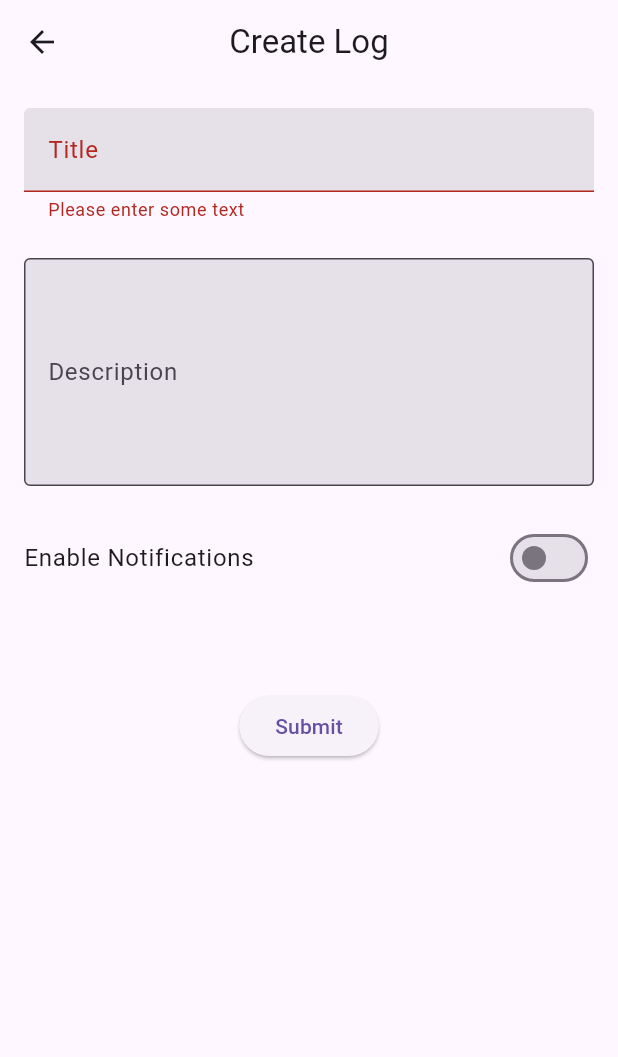
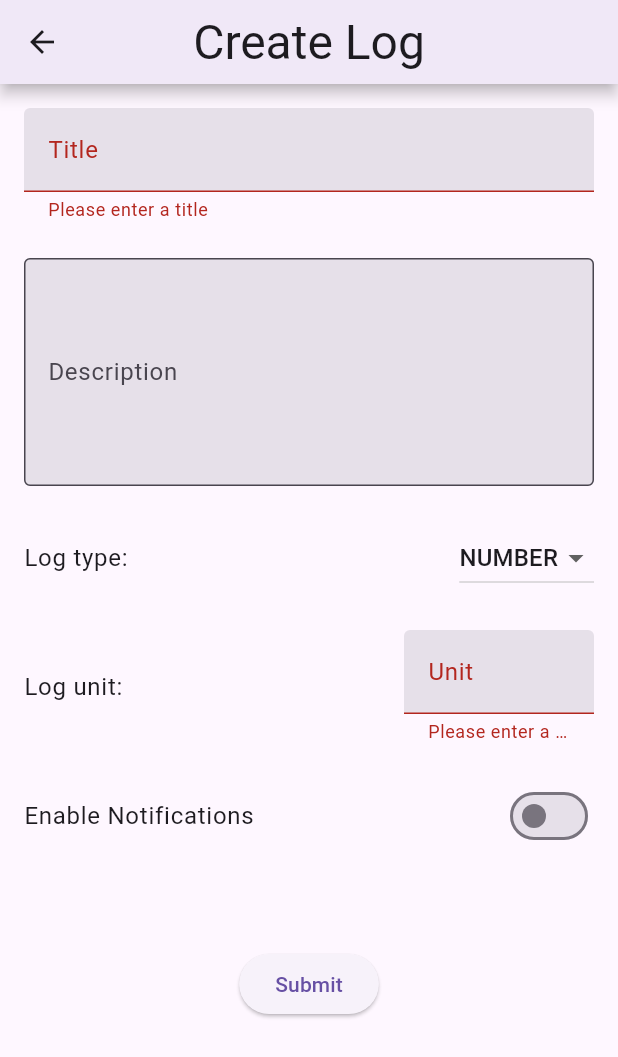
Before and after one commit to NateWright/log_it, a Flutter app: the LogCreateFormPage screen opened by its route, after a tap on "Submit", on a phone screen of 412 x 824 dp. Shown: the top 1057 px of the screen. Run offline on Flutter 3.47's test engine with Material 3 defaults, Android fonts, the phone set to English and light mode, and no system bars; generated files the repository leaves out were written again.

Commit message:
Added fields for datatype and unit

```diff
--- a/lib/src/log_feature/CreateForm/log_create_form.dart
+++ b/lib/src/log_feature/CreateForm/log_create_form.dart
@@ -14,10 +14,17 @@ class LogCreateFormPage extends StatelessWidget {
 
   @override
   Widget build(BuildContext context) {
+    final theme = Theme.of(context);
     return Scaffold(
       appBar: AppBar(
-        title: const Text('Create Log'),
+        elevation: 4,
+        shadowColor: theme.shadowColor,
+        title: Text(
+          'Create Log',
+          style: theme.textTheme.headlineLarge,
+        ),
         centerTitle: true,
+        // actions: [],
       ),
       body: const LogCreateForm(),
     );
@@ -59,6 +66,7 @@ class LogCreateFormState extends State<LogCreateForm> {
 
   @override
   Widget build(BuildContext context) {
+    final theme = Theme.of(context);
     // Build a Form widget using the _formKey created above.
     return Form(
       key: _formKey,
@@ -84,7 +92,7 @@ class LogCreateFormState extends State<LogCreateForm> {
                         // The validator receives the text that the user has entered.
                         validator: (value) {
                           if (value == null || value.isEmpty) {
-                            return 'Please enter some text';
+                            return 'Please enter a title';
                           }
                           return null;
                         },
@@ -112,8 +120,80 @@ class LogCreateFormState extends State<LogCreateForm> {
                         mainAxisAlignment: MainAxisAlignment.spaceBetween,
                         crossAxisAlignment: CrossAxisAlignment.center,
                         children: [
+                          Text(
+                            'Log type:',
+                            style: theme.textTheme.bodyLarge,
+                          ),
+                          DropdownButton(
+                            value: log.dataType,
+                            onChanged: (value) {
+                              if (value == null) {
+                                return;
+                              }
+                              setState(() {
+                                log.dataType = value;
+                              });
+                            },
+                            items: [
+                              for (var item in DataType.values)
+                                DropdownMenuItem(
+                                  value: item,
+                                  child: Text(item.name.toUpperCase()),
+                                )
+                            ],
+                          ),
+                        ],
+                      ),
+                      Row(
+                        mainAxisAlignment: MainAxisAlignment.spaceBetween,
+                        crossAxisAlignment: CrossAxisAlignment.center,
+                        mainAxisSize: MainAxisSize.min,
+                        children: [
+                          Expanded(
+                            flex: 1,
+                            child: Text(
+                              'Log unit:',
+                              style: theme.textTheme.bodyLarge,
+                            ),
+                          ),
+                          const Spacer(
+                            flex: 1,
+                          ),
+                          Expanded(
+                            flex: 1,
+                            child: TextFormField(
+                              decoration: const InputDecoration(
+                                // border: UnderlineInputBorder(),
+                                filled: true,
+                                labelText: 'Unit',
+                                hintText: 'kg',
+                              ),
+                              enabled: log.dataType == DataType.number,
+                              // The validator receives the text that the user has entered.
+                              validator: (value) {
+                                if (log.dataType == DataType.picture) {
+                                  return null;
+                                }
+                                if (value == null || value.isEmpty) {
+                                  return 'Please enter a unit';
+                                }
+                                return null;
+                              },
+                              onChanged: (value) {
+                                setState(() {
+                                  log.unit = value;
+                                });
+                              },
+                            ),
+                          ),
+                        ],
+                      ),
+                      Row(
+                        mainAxisAlignment: MainAxisAlignment.spaceBetween,
+                        crossAxisAlignment: CrossAxisAlignment.center,
+                        children: [
                           Text('Enable Notifications',
-                              style: Theme.of(context).textTheme.bodyLarge),
+                              style: theme.textTheme.bodyLarge),
                           Switch(
                             value: log.hasNotifications,
                             onChanged: (enabled) {
@@ -149,7 +229,7 @@ class LogCreateFormState extends State<LogCreateForm> {
                                 name: 'Start Time',
                               ),
                               Row(
-                                crossAxisAlignment: CrossAxisAlignment.start,
+                                crossAxisAlignment: CrossAxisAlignment.center,
                                 mainAxisAlignment:
                                     MainAxisAlignment.spaceBetween,
                                 mainAxisSize: MainAxisSize.min,
```
